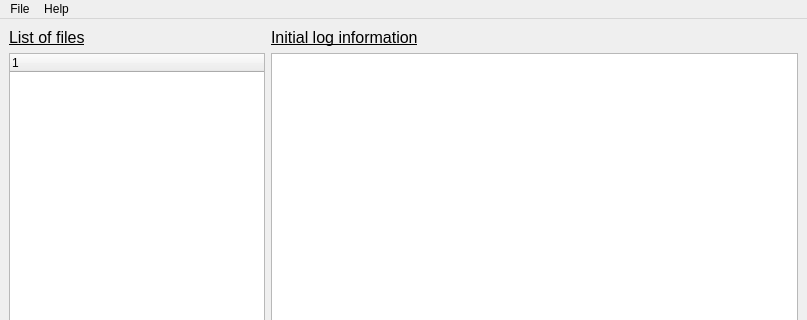
The window that ui_files/NextGenLogGuide.ui (BharathSundaram/NexGenLogGuide) describes before a commit, drawn with Qt 5; both pictures show x 0 to 807 and y 0 to 320 of the 807 by 600 pixel window.
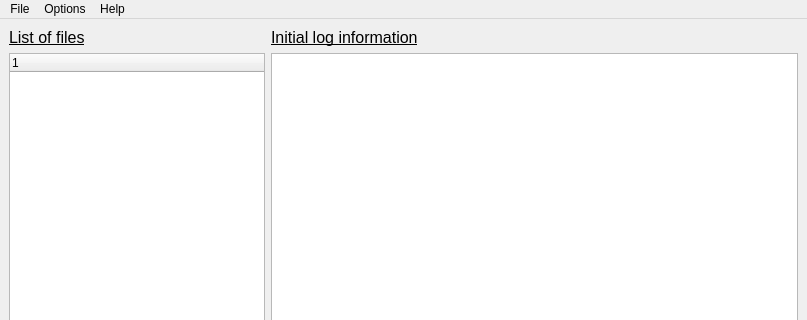
The same window after the commit.

Diff of the .ui file:
```diff
--- a/ui_files/NextGenLogGuide.ui
+++ b/ui_files/NextGenLogGuide.ui
@@ -130,7 +130,15 @@
     </property>
     <addaction name="actionAbout"/>
    </widget>
+   <widget class="QMenu" name="menuOptions">
+    <property name="title">
+     <string>Options</string>
+    </property>
+    <addaction name="actionFull_GCC_Graph"/>
+    <addaction name="actionParse_Log"/>
+   </widget>
    <addaction name="menuOpenfile"/>
+   <addaction name="menuOptions"/>
    <addaction name="menuHelp"/>
   </widget>
   <widget class="QStatusBar" name="statusbar"/>
```
Left out of the diff: 31 changed lines with no effect on the pictures.
